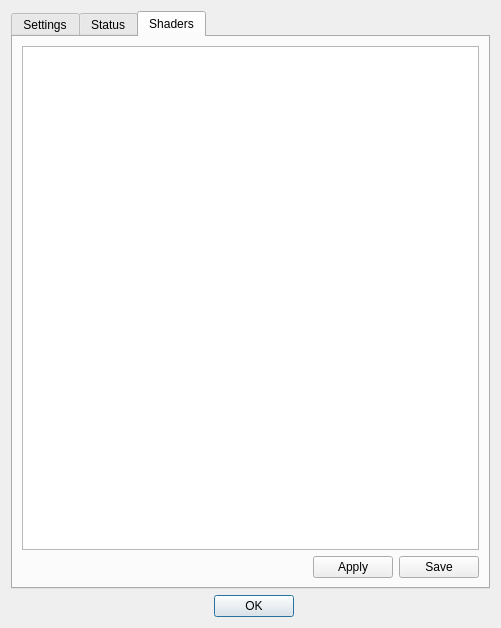
kevinlekiller/kwin-effect-shaders, file src/ShadersUI.ui: the form before one commit.
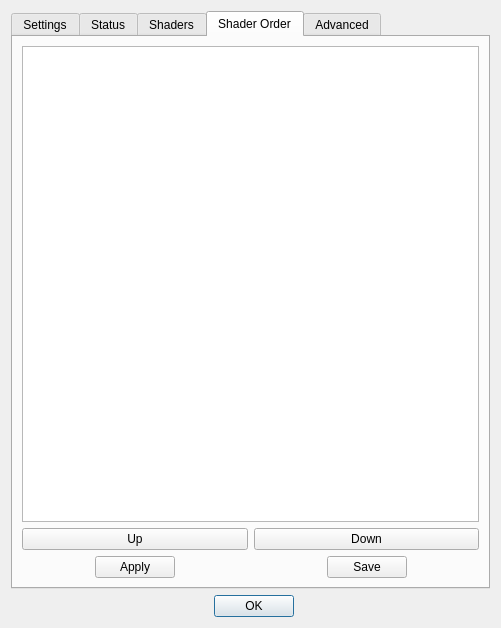
The form after the commit. The open tabs and pages were chosen to show the change.

Commit message: Add shader ordering to the UI. Automatically detect default shader path.

```diff
--- a/src/ShadersUI.ui
+++ b/src/ShadersUI.ui
@@ -191,10 +191,114 @@
        </item>
       </layout>
      </widget>
-     <widget class="QWidget" name="tab_Advanced">
+     <widget class="QWidget" name="tab_Shaders">
       <attribute name="title">
        <string>Shaders</string>
       </attribute>
+      <layout class="QGridLayout" name="gridLayout_5">
+       <item row="0" column="0">
+        <widget class="QLabel" name="label">
+         <property name="text">
+          <string>Not functional yet. Use the advanced tab.</string>
+         </property>
+         <property name="alignment">
+          <set>Qt::AlignCenter</set>
+         </property>
+        </widget>
+       </item>
+      </layout>
+     </widget>
+     <widget class="QWidget" name="tab_ShaderOrder">
+      <attribute name="title">
+       <string>Shader Order</string>
+      </attribute>
+      <layout class="QGridLayout" name="gridLayout_6">
+       <item row="0" column="0" colspan="2">
+        <widget class="QListWidget" name="val_ShaderOrder">
+         <property name="acceptDrops">
+          <bool>false</bool>
+         </property>
+         <property name="editTriggers">
+          <set>QAbstractItemView::NoEditTriggers</set>
+         </property>
+         <property name="showDropIndicator" stdset="0">
+          <bool>false</bool>
+         </property>
+         <property name="dragEnabled">
+          <bool>false</bool>
+         </property>
+         <property name="dragDropMode">
+          <enum>QAbstractItemView::NoDragDrop</enum>
+         </property>
+         <property name="defaultDropAction">
+          <enum>Qt::IgnoreAction</enum>
+         </property>
+         <property name="alternatingRowColors">
+          <bool>true</bool>
+         </property>
+         <property name="sortingEnabled">
+          <bool>false</bool>
+         </property>
+        </widget>
+       </item>
+       <item row="2" column="0">
+        <widget class="QPushButton" name="button_MoveShaderUp">
+         <property name="text">
+          <string>Up</string>
+         </property>
+         <property name="shortcut">
+          <string>Up</string>
+         </property>
+         <property name="autoRepeat">
+          <bool>true</bool>
+         </property>
+         <property name="default">
+          <bool>false</bool>
+         </property>
+         <property name="flat">
+          <bool>false</bool>
+         </property>
+        </widget>
+       </item>
+       <item row="2" column="1">
+        <widget class="QPushButton" name="button_MoveShaderDown">
+         <property name="text">
+          <string>Down</string>
+         </property>
+         <property name="shortcut">
+          <string>Down</string>
+         </property>
+         <property name="autoRepeat">
+          <bool>true</bool>
+         </property>
+        </widget>
+       </item>
+       <item row="3" column="1">
+        <widget class="QDialogButtonBox" name="button_OrderSave">
+         <property name="standardButtons">
+          <set>QDialogButtonBox::Save</set>
+         </property>
+         <property name="centerButtons">
+          <bool>true</bool>
+         </property>
+        </widget>
+       </item>
+       <item row="3" column="0">
+        <widget class="QDialogButtonBox" name="button_OrderApply">
+         <property name="standardButtons">
+          <set>QDialogButtonBox::Apply</set>
+         </property>
+         <property name="centerButtons">
+          <bool>true</bool>
+         </property>
+        </widget>
+       </item>
+      </layout>
+     </widget>
+     <widget class="QWidget" name="tab_Advanced">
+      <attribute name="title">
+       <string>Advanced</string>
+      </attribute>
       <layout class="QGridLayout" name="gridLayout_4">
        <item row="0" column="0" colspan="2">
         <widget class="QTextEdit" name="val_ShadersText">
```
Left out of the diff: 13 changed lines with no effect on the pictures. The commit also changes 4 other files.
